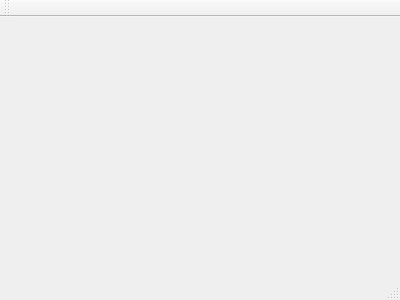
First picture: the form in cuteseco.ui, repository cuteseco/client-gui, before the edit.
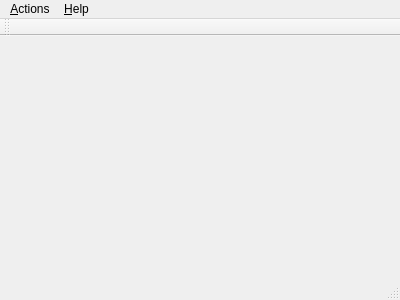
Second picture: the form after the edit.

```diff
--- a/cuteseco.ui
+++ b/cuteseco.ui
@@ -12,13 +12,52 @@
   <property name="windowTitle" >
    <string>CuteSeCo</string>
   </property>
-  <widget class="QMenuBar" name="menuBar" />
-  <widget class="QToolBar" name="mainToolBar" />
-  <widget class="QWidget" name="centralWidget" />
-  <widget class="QStatusBar" name="statusBar" />
+  <widget class="QWidget" name="centralWidget"/>
+  <widget class="QMenuBar" name="menuBar">
+   <property name="geometry">
+    <rect>
+     <x>0</x>
+     <y>0</y>
+     <width>400</width>
+     <height>19</height>
+    </rect>
+   </property>
+   <widget class="QMenu" name="menu_Actions">
+    <property name="title">
+     <string>&amp;Actions</string>
+    </property>
+    <addaction name="action_Quit"/>
+   </widget>
+   <widget class="QMenu" name="menu_Help">
+    <property name="title">
+     <string>&amp;Help</string>
+    </property>
+    <addaction name="action_About"/>
+   </widget>
+   <addaction name="menu_Actions"/>
+   <addaction name="menu_Help"/>
+  </widget>
+  <widget class="QToolBar" name="mainToolBar">
+   <attribute name="toolBarArea">
+    <enum>TopToolBarArea</enum>
+   </attribute>
+   <attribute name="toolBarBreak">
+    <bool>false</bool>
+   </attribute>
+  </widget>
+  <widget class="QStatusBar" name="statusBar"/>
+  <action name="action_Quit">
+   <property name="text">
+    <string>&amp;Quit</string>
+   </property>
+  </action>
+  <action name="action_About">
+   <property name="text">
+    <string>&amp;About</string>
+   </property>
+  </action>
  </widget>
- <layoutDefault spacing="6" margin="11" />
- <pixmapfunction></pixmapfunction>
+ <layoutdefault spacing="6" margin="11"/>
  <resources/>
  <connections/>
 </ui>
```
Left out of the diff: 7 changed lines with no effect on the pictures.
